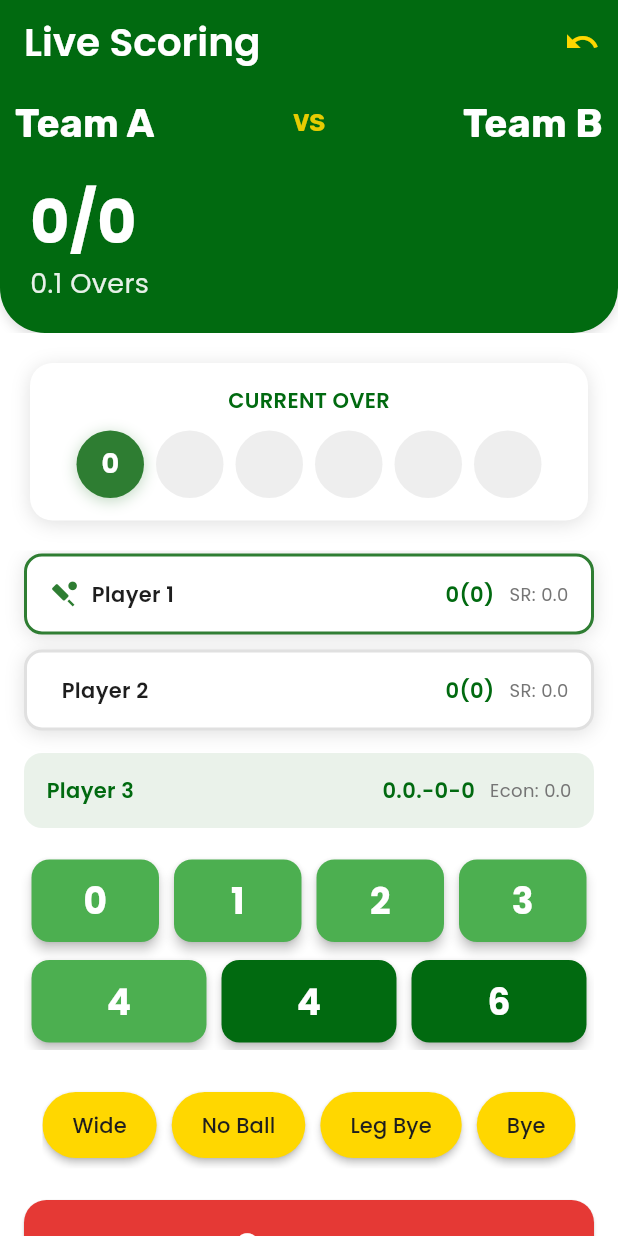
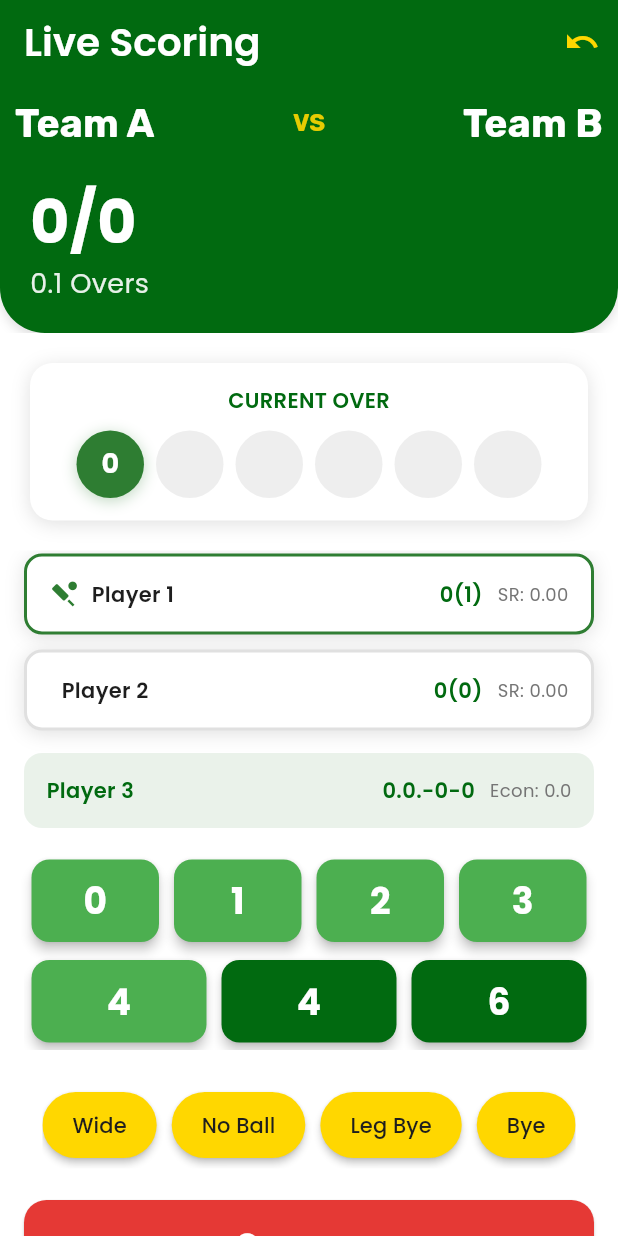
Before and after one commit to shaikhikram04/Tracket, a Flutter app: the screen it shows after launch, after a tap on an icon or button, on a phone screen of 412 x 824 dp. Run offline on Flutter 3.47's test engine with Material 3 defaults, Android fonts, the light colour scheme and no system bars; our stand-ins replace animate_do, cached_network_image, cloud_firestore, device_preview, firebase_auth, firebase_core and 5 more; accounts and stored records are empty; generated files the repository leaves out were written again.

Commit message:
update striker score on runs

```diff
--- a/lib/matches/models/ball_outcome.dart
+++ b/lib/matches/models/ball_outcome.dart
@@ -17,6 +17,8 @@ class BallOutcome {
     required this.runs,
     this.isWicket = false,
   });
+
+
 
   Map<String, dynamic> toMap() => {
         'type': type.name,
--- a/lib/matches/models/current_player.dart
+++ b/lib/matches/models/current_player.dart
@@ -14,7 +14,7 @@ class StrikerData {
   double get strikeRate {
     if (balls == 0) return 0.0;
 
-    return (runs / balls) * 100;
+    return (runs / balls) * 100 ;
   }
 
   Map<String, dynamic> toMap() => {
@@ -23,6 +23,22 @@ class StrikerData {
         'runs': runs,
         'balls': balls,
       };
+
+  StrikerData addRuns(int runs) {
+    return copyWith(runs: this.runs + runs, balls: balls + 1);
+  }
+
+  StrikerData copyWith({
+    int? runs,
+    int? balls,
+  }) {
+    return StrikerData(
+      id: id,
+      playerName: playerName,
+      runs: runs ?? this.runs,
+      balls: balls ?? this.balls,
+    );
+  }
 }
 
 class CurrentBowlerData {
@@ -53,4 +69,25 @@ class CurrentBowlerData {
 
     return runsGiven / (balls / 6.0);
   }
+
+  CurrentBowlerData addRuns(int runs) {
+    return copyWith(runsGiven: runsGiven + runs, balls: balls + 1);
+  }
+
+  CurrentBowlerData addWicket() {
+    return copyWith(wickets: wickets + 1, balls: balls + 1);
+  }
+
+  CurrentBowlerData copyWith({
+    int? runsGiven,
+    int? wickets,
+    int? balls,
+  }) {
+    return CurrentBowlerData(
+        playerName: playerName,
+        id: id,
+        runsGiven: runsGiven ?? this.runsGiven,
+        wickets: wickets ?? this.wickets,
+        balls: balls ?? this.balls);
+  }
 }
--- a/lib/matches/providers/match_provider.dart
+++ b/lib/matches/providers/match_provider.dart
@@ -78,6 +78,29 @@ class MatchStateNotifier extends StateNotifier<Match?> {
       strikerIndex: strikerIndex,
       currentBatsmen: batsmen ?? state!.currentBatsmen,
     );
+  }
+
+  void _updateStrikerScore({
+    required int runs,
+  }) {
+    if (state == null) return;
+
+    final strikerIndex = state!.strikerIndex;
+
+    final updatedStriker = state!.currentBatsmen![strikerIndex].addRuns(runs);
+
+    state = state!.copyWith(
+      currentBatsmen: state!.currentBatsmen!.map((batsman) {
+        if (batsman.id == updatedStriker.id) {
+          return updatedStriker;
+        }
+        return batsman;
+      }).toList(),
+    );
+
+    final int newStrikerIndex =
+        runs % 2 == 0 ? strikerIndex : (strikerIndex + 1) % 2;
+    updateStrikers(strikerIndex: newStrikerIndex);
   }
 
   void changeBowler(CurrentBowlerData? bowler) {
@@ -176,8 +199,7 @@ class MatchStateNotifier extends StateNotifier<Match?> {
       byeRuns: byeRuns,
     );
 
-    final ballOutcome = BallOutcome(
-      type: isWide
+    final ballType = isWide
         ? BallType.wide
         : isNoBall
             ? BallType.noBall
@@ -185,15 +207,16 @@ class MatchStateNotifier extends StateNotifier<Match?> {
                 ? BallType.bye
                 : isLegBye
                     ? BallType.legBye
-                      : BallType.valid,
+                    : BallType.valid;
+
+    final ballOutcome = BallOutcome(
+      type: ballType,
       runs: runs,
     );
 
     _updateCurrentInnings(updatedInnings);
     _updateCurrentOverRuns(ballOutcome);
-    final int strikerIndex =
-        runs % 2 == 0 ? state!.strikerIndex : (state!.strikerIndex + 1) % 2;
-    updateStrikers(strikerIndex: strikerIndex);
+    if (!isWide) _updateStrikerScore(runs: runs);
   }
 
   // Helper methods
--- a/lib/matches/screens/operator_side_scoring_screen/player_stats_section.dart
+++ b/lib/matches/screens/operator_side_scoring_screen/player_stats_section.dart
@@ -35,14 +35,14 @@ class PlayerStatsSection extends StatelessWidget {
                   strikerIndex == 0,
                   striker.playerName,
                   '${striker.runs}(${striker.balls})',
-                  'SR: ${striker.strikeRate}',
+                  'SR: ${striker.strikeRate.toStringAsFixed(2)}',
                 ),
                 SizedBox(height: 10),
                 _buildPlayerCard(
                   strikerIndex == 1,
                   nonStriker.playerName,
                   '${nonStriker.runs}(${nonStriker.balls})',
-                  'SR: ${nonStriker.strikeRate}',
+                  'SR: ${nonStriker.strikeRate.toStringAsFixed(2)}',
                 ),
                 SizedBox(height: 15),
                 _buildBowlerCard(
```
Lines whose indentation alone changed are shown as unchanged.
